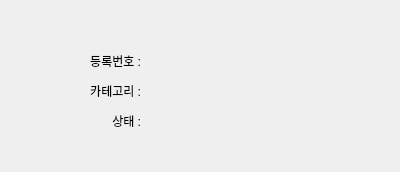
This is books.ui in minhaeun/Database as Qt 5 draws it before an edit. The edited form follows.
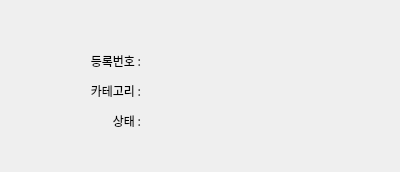
This is the edited form. Custom widgets are drawn as their Qt base class.

```diff
--- a/books.ui
+++ b/books.ui
@@ -31,6 +31,11 @@
       <height>21</height>
      </rect>
     </property>
+    <property name="font">
+     <font>
+      <family>나눔고딕</family>
+     </font>
+    </property>
     <property name="text">
      <string>상태 :</string>
     </property>
@@ -47,6 +52,11 @@
       <height>21</height>
      </rect>
     </property>
+    <property name="font">
+     <font>
+      <family>나눔고딕</family>
+     </font>
+    </property>
     <property name="text">
      <string>카테고리 :</string>
     </property>
@@ -63,6 +73,11 @@
       <height>21</height>
      </rect>
     </property>
+    <property name="font">
+     <font>
+      <family>나눔고딕</family>
+     </font>
+    </property>
     <property name="text">
      <string>등록번호 :</string>
     </property>
```
